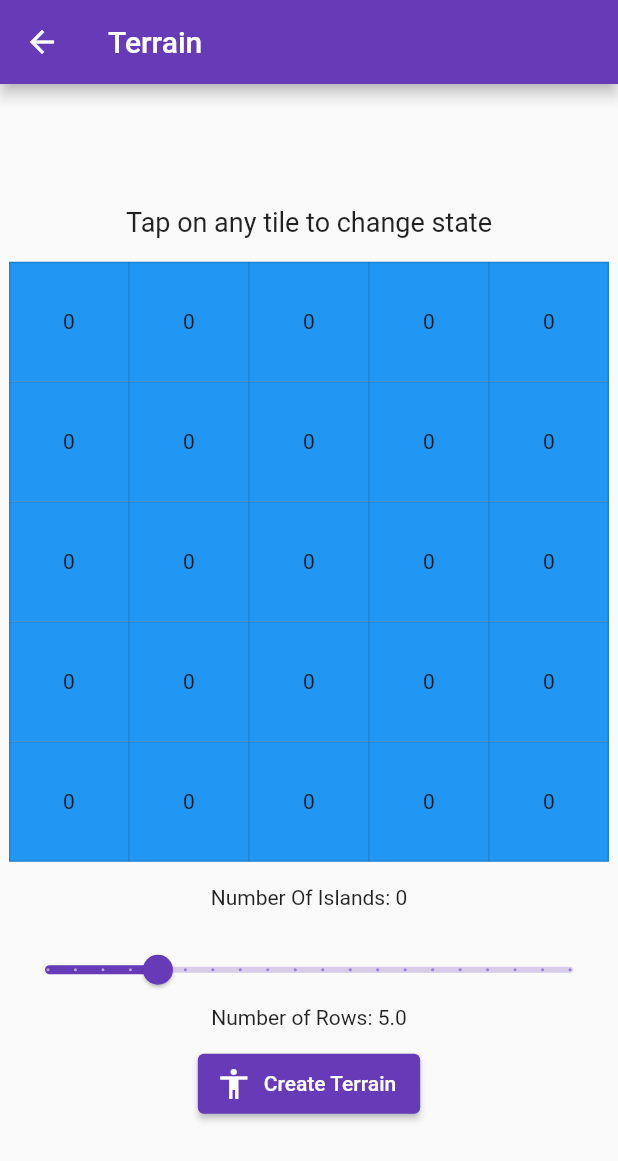
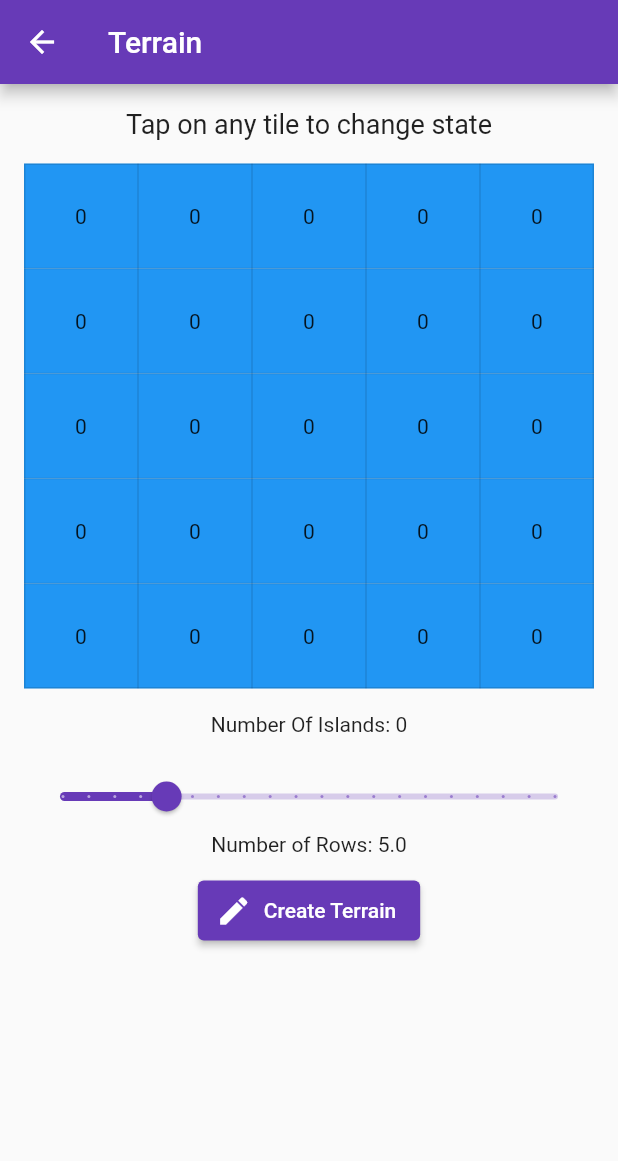
Before and after one commit to hotakutsuki/AstronautsTechChallenge, a Flutter app: the TerrainPage screen opened directly, on a phone screen of 412 x 824 dp. Shown: the top 1161 px of the screen. Run offline on Flutter 3.47's test engine with Material 2 defaults, Android fonts, the phone set to English and light mode, and no system bars; network calls fail.

Commit message:
Fixed sizes for mobile

```diff
--- a/lib/screens/terrain.dart
+++ b/lib/screens/terrain.dart
@@ -41,8 +41,8 @@ class _MyTerrainPage extends State<TerrainPage> {
     return InkWell(
       onTap: () => changeState(i, j),
       child: Container(
-        width: 400 / matrix.length,
-        height: 400 / matrix.length,
+        width: 300 / matrix.length,
+        height: 350 / matrix.length,
         color: matrix[i][j] == 0 ? Colors.blue : Colors.green,
         alignment: Alignment.center,
         child: Text(matrix[i][j].toString()),
@@ -63,29 +63,29 @@ class _MyTerrainPage extends State<TerrainPage> {
       appBar: AppBar(
         title: Text(widget.title),
       ),
-      body: Center(
+      body: ListView(
+        children: [
+          Padding(
+            padding: const EdgeInsets.all(16),
             child: Column(
-          mainAxisAlignment: MainAxisAlignment.center,
-          children: <Widget>[
-            const Text('Tap on any tile to change state', style: TextStyle(fontSize: 18)),
-            const Divider(color: Colors.transparent,),
-            SizedBox(
-              height: 400,
-              width: 400,
-              child: matrix == null
+              children: [
+                Center(
+                    child: const Text('Tap on any tile to change state',
+                        style: TextStyle(fontSize: 18))),
+                const Divider(
+                  color: Colors.transparent,
+                ),
+                matrix == null
                     ? const Placeholder()
                     : Table(
                         border: TableBorder.all(color: Colors.black12),
                         children: getTable(matrix),
                       ),
-            ),
                 Padding(
                   padding: const EdgeInsets.all(16.0),
                   child: Text('Number Of Islands: $numberOfIslands'),
                 ),
-            SizedBox(
-                width: 400,
-                child: Slider(
+                Slider(
                   min: 1,
                   max: 20,
                   divisions: 19,
@@ -96,7 +96,7 @@ class _MyTerrainPage extends State<TerrainPage> {
                       rowsNumber = value;
                     });
                   },
-                )),
+                ),
                 Padding(
                   padding: const EdgeInsets.only(bottom: 16.0),
                   child: Text('Number of Rows: $rowsNumber'),
@@ -110,12 +110,14 @@ class _MyTerrainPage extends State<TerrainPage> {
                     label: Text(
                       'Create Terrain',
                     ),
-                icon: Icon(Icons.accessibility),
+                    icon: Icon(Icons.create),
                   ),
                 ),
               ],
             ),
           ),
+        ],
+      ),
     );
   }
 }
```
Also changed, not shown: lib/screens/design.dart (+7 -15 lines). Lines whose indentation alone changed are shown as unchanged.
